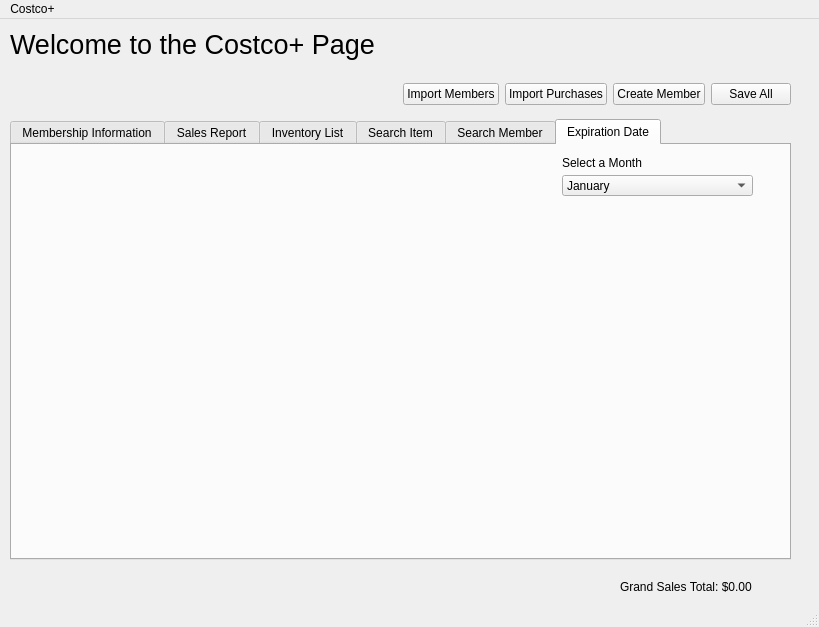
First picture: the form in dashboard.ui, repository danielmulvad/CS1C-Project-2, before the edit.
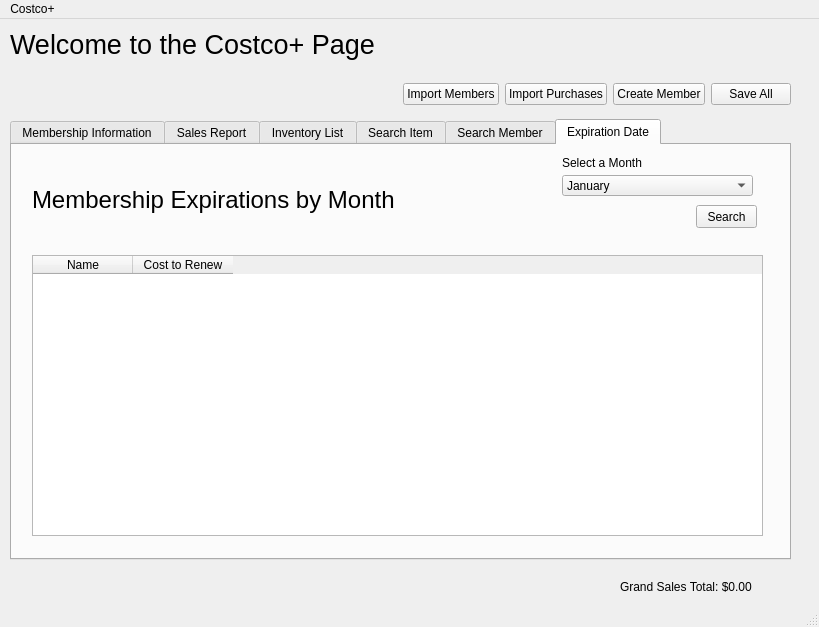
Second picture: the form after the edit.

Patch:
```diff
--- a/dashboard.ui
+++ b/dashboard.ui
@@ -652,6 +652,52 @@
             <string>Select a Month</string>
            </property>
           </widget>
+          <widget class="QPushButton" name="pushButton_2">
+           <property name="geometry">
+            <rect>
+             <x>684</x>
+             <y>60</y>
+             <width>61</width>
+             <height>23</height>
+            </rect>
+           </property>
+           <property name="text">
+            <string>Search</string>
+           </property>
+          </widget>
+          <widget class="QTableWidget" name="expirationTable">
+           <property name="geometry">
+            <rect>
+             <x>20</x>
+             <y>110</y>
+             <width>731</width>
+             <height>281</height>
+            </rect>
+           </property>
+           <column>
+            <property name="text">
+             <string>Name</string>
+            </property>
+           </column>
+           <column>
+            <property name="text">
+             <string>Cost to Renew</string>
+            </property>
+           </column>
+          </widget>
+          <widget class="QLabel" name="label_6">
+           <property name="geometry">
+            <rect>
+             <x>20</x>
+             <y>30</y>
+             <width>451</width>
+             <height>51</height>
+            </rect>
+           </property>
+           <property name="text">
+            <string>&lt;html&gt;&lt;head/&gt;&lt;body&gt;&lt;p&gt;&lt;span style=&quot; font-size:18pt;&quot;&gt;Membership Expirations by Month&lt;/span&gt;&lt;/p&gt;&lt;/body&gt;&lt;/html&gt;</string>
+           </property>
+          </widget>
          </widget>
         </widget>
        </item>
```
Left out of the diff: 27 changed lines with no effect on the pictures.
